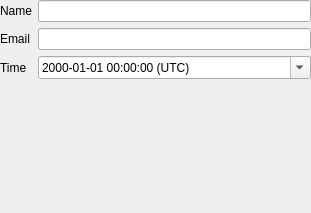
Before: the Qt Designer form gitfourchette/widgets/signatureform.ui in weblate/gitfourchette, drawn with Qt 5.
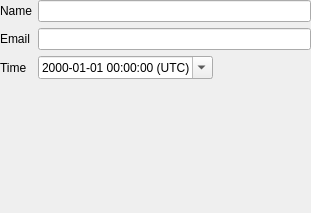
After: the same form once the commit is applied.

```diff
--- a/gitfourchette/widgets/signatureform.ui
+++ b/gitfourchette/widgets/signatureform.ui
@@ -14,6 +14,9 @@
    <string>Signature</string>
   </property>
   <layout class="QFormLayout" name="formLayout">
+   <property name="fieldGrowthPolicy">
+    <enum>QFormLayout::ExpandingFieldsGrow</enum>
+   </property>
    <property name="leftMargin">
     <number>0</number>
    </property>
```
